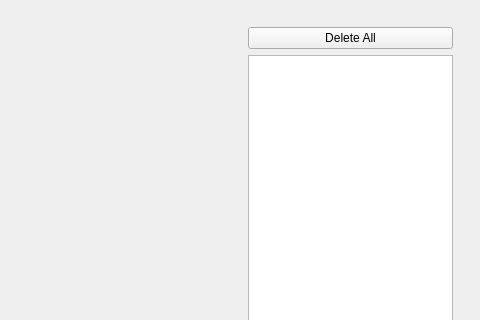
Before: the Qt Designer form mainwindow.ui in mhocio/Pixel-Drawing, drawn with Qt 5; both pictures show x 307 to 787 and y 0 to 320 of the 787 by 598 pixel window.
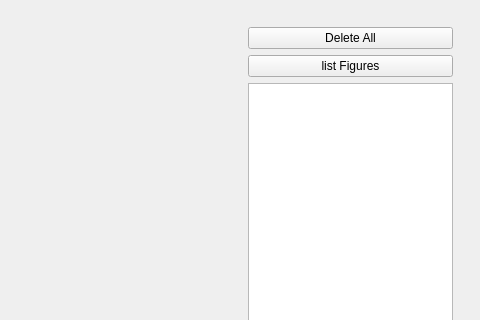
After: the same form once the commit is applied.

Commit message: Add list of shapes on UI, ToString in IShape and comparing shapes

```diff
--- a/mainwindow.ui
+++ b/mainwindow.ui
@@ -91,6 +91,13 @@
             </property>
            </widget>
           </item>
+          <item>
+           <widget class="QPushButton" name="listFiguresButton">
+            <property name="text">
+             <string>list Figures</string>
+            </property>
+           </widget>
+          </item>
           <item>
            <widget class="QListWidget" name="listWidget"/>
           </item>
```
The commit also changes 10 other files.
